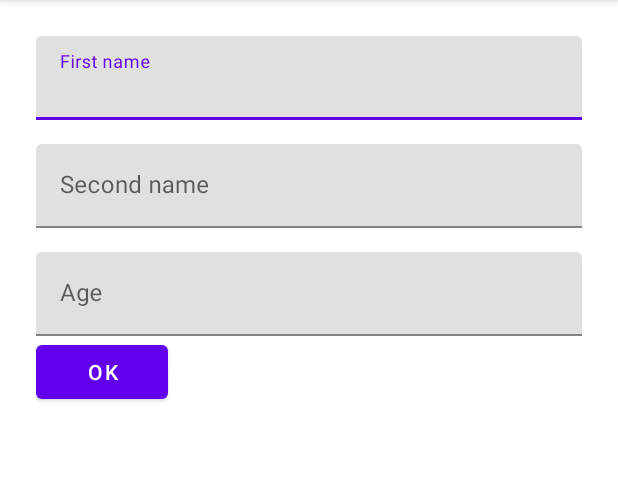
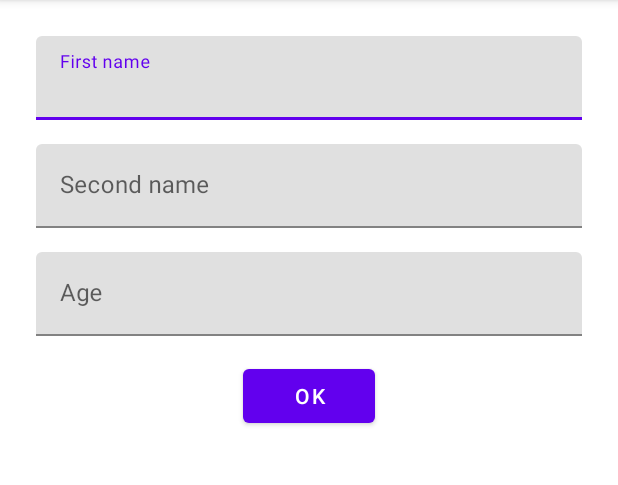
Before and after one commit to ivanDsky/FirebaseTests, an Android app: the screen it shows after launch (MainActivity), on a phone screen of 412 x 824 dp, the part 84-569 px from its top. Run offline under Robolectric (Android 15) with nearby library versions, the phone set to English and light mode, and no system bars; our stand-ins replace Firebase (no records; nobody signed in at launch, a user with empty details on screens opened directly).

```diff
--- a/app/build.gradle
+++ b/app/build.gradle
@@ -49,6 +49,7 @@
      implementation 'com.google.android.material:material:1.3.0'
      implementation 'androidx.constraintlayout:constraintlayout:2.0.4'
      implementation 'com.google.firebase:firebase-firestore:22.1.2'
+     implementation 'com.google.firebase:firebase-common-ktx:19.5.0'
      testImplementation 'junit:junit:4.+'
      androidTestImplementation 'androidx.test.ext:junit:1.1.2'
      androidTestImplementation 'androidx.test.espresso:espresso-core:3.3.0'
--- a/app/src/main/res/layout/fragment_login.xml
+++ b/app/src/main/res/layout/fragment_login.xml
@@ -31,16 +31,19 @@
 
     <com.google.android.material.textfield.TextInputLayout
         android:layout_width="match_parent"
-        android:layout_height="wrap_content">
+        android:layout_height="wrap_content"
+        android:layout_marginBottom="16dp">
 
         <com.google.android.material.textfield.TextInputEditText
             android:layout_width="match_parent"
             android:layout_height="wrap_content"
+            android:inputType="numberDecimal"
             android:hint="Age" />
     </com.google.android.material.textfield.TextInputLayout>
 
     <com.google.android.material.button.MaterialButton
         android:layout_width="wrap_content"
         android:layout_height="wrap_content"
+        android:layout_gravity="center"
         android:text="OK"/>
 </LinearLayout>
```
Also changed, not shown: app/src/main/java/ua/zloyhr/firebasetests/MainActivity.kt (+22 -0 lines), app/src/main/java/ua/zloyhr/firebasetests/Person.kt (added, +8 -0 lines).
